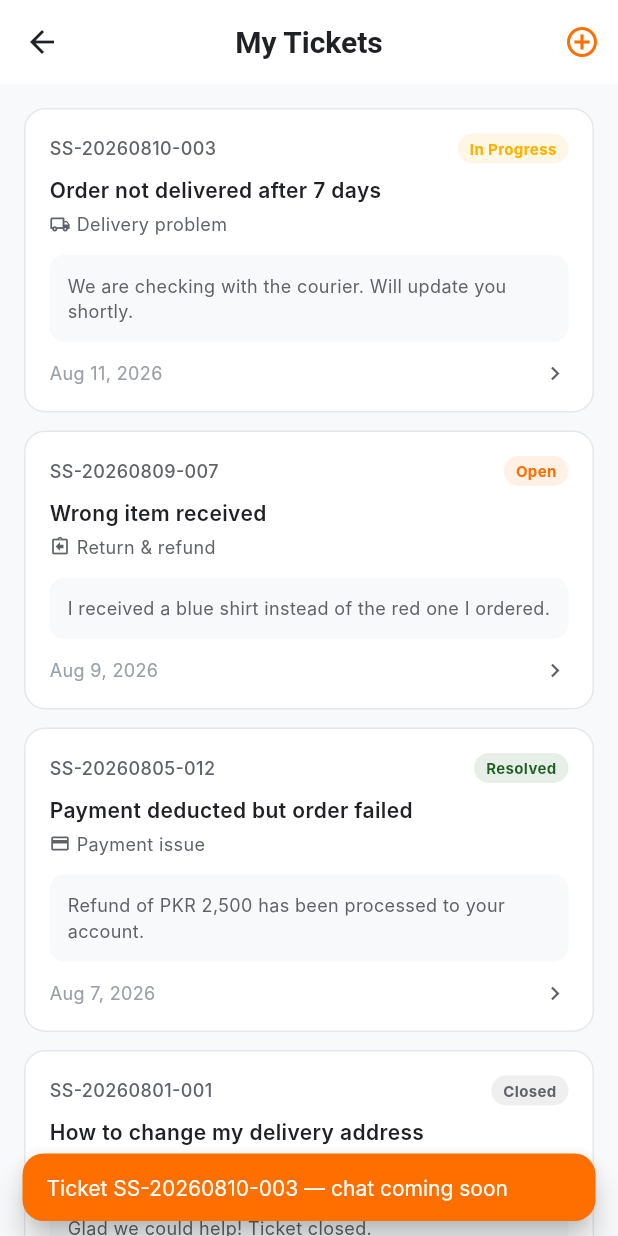
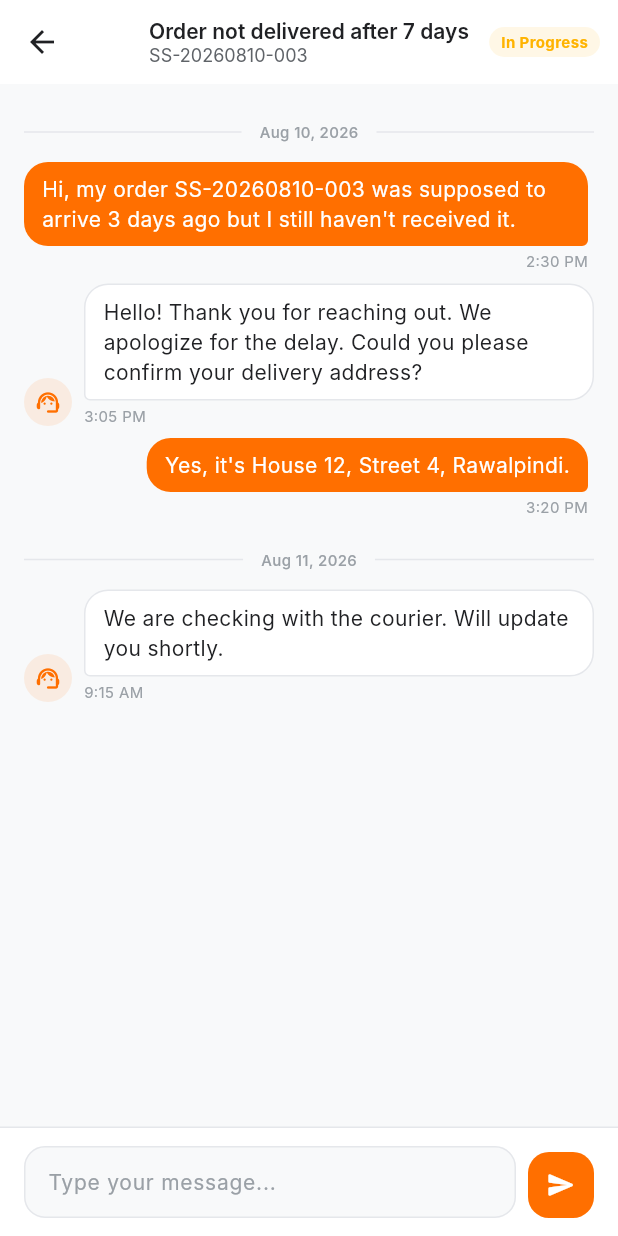
Before and after one commit to nahy1061/softstore_buyer_app, a Flutter app: the TicketsListScreen screen opened by its route, after a tap on "SS-20260810-003", on a phone screen of 412 x 824 dp. Run offline on Flutter 3.47's test engine with Material 3 defaults, Android fonts, the phone set to English and light mode, and no system bars; our stand-ins replace connectivity_plus, cookie_jar, dio, dio_cookie_manager, equatable, flutter_bloc and 3 more; accounts and stored records are empty; Roboto replaces fonts that are missing (Google Sans, Inter).

Commit message:
feat(support): add Ticket Chat screen with message bubbles and mock replies

```diff
--- a/lib/app/router.dart
+++ b/lib/app/router.dart
@@ -18,6 +18,8 @@ import '../features/support/presentation/screens/faq_screen.dart';
 import '../features/support/presentation/screens/contact_support_screen.dart';
 import '../features/support/presentation/screens/support_hub_screen.dart';
 import '../features/support/presentation/screens/tickets_list_screen.dart';
+import '../features/support/presentation/screens/ticket_chat_screen.dart';
+import '../features/support/models/ticket_model.dart';
 
 // Placeholder screens (will be replaced with actual screens)
 class PlaceholderScreen extends StatelessWidget {
@@ -81,6 +83,7 @@ abstract final class AppRoutes {
   static const String supportFaq = '/support/faq';
   static const String supportContact = '/support/contact';
   static const String supportTickets = '/support/tickets';
+  static const String supportTicketChat = '/support/tickets/:id';
 }
 
 final GoRouter goRouter = GoRouter(
@@ -258,6 +261,19 @@ final GoRouter goRouter = GoRouter(
         GoRoute(
           path: 'tickets',
           builder: (context, state) => const TicketsListScreen(),
+          routes: [
+            GoRoute(
+              path: ':id',
+              builder: (context, state) {
+                final id = state.pathParameters['id'] ?? '';
+                final ticket = kMockTickets.firstWhere(
+                  (t) => t.id == id,
+                  orElse: () => kMockTickets.first,
+                );
+                return TicketChatScreen(ticket: ticket);
+              },
+            ),
+          ],
         ),
       ],
     ),
--- a/lib/features/support/models/ticket_model.dart
+++ b/lib/features/support/models/ticket_model.dart
@@ -1,4 +1,103 @@
 enum TicketStatus { open, inProgress, resolved, closed }
+
+enum MessageSender { buyer, agent }
+
+class TicketMessage {
+  final String id;
+  final String text;
+  final MessageSender sender;
+  final DateTime sentAt;
+
+  const TicketMessage({
+    required this.id,
+    required this.text,
+    required this.sender,
+    required this.sentAt,
+  });
+}
+
+final Map<String, List<TicketMessage>> kMockMessages = {
+  'SS-20260810-003': [
+    TicketMessage(
+      id: 'm1',
+      text: 'Hi, my order SS-20260810-003 was supposed to arrive 3 days ago but I still haven\'t received it.',
+      sender: MessageSender.buyer,
+      sentAt: DateTime(2026, 8, 10, 14, 30),
+    ),
+    TicketMessage(
+      id: 'm2',
+      text: 'Hello! Thank you for reaching out. We apologize for the delay. Could you please confirm your delivery address?',
+      sender: MessageSender.agent,
+      sentAt: DateTime(2026, 8, 10, 15, 5),
+    ),
+    TicketMessage(
+      id: 'm3',
+      text: 'Yes, it\'s House 12, Street 4, Rawalpindi.',
+      sender: MessageSender.buyer,
+      sentAt: DateTime(2026, 8, 10, 15, 20),
+    ),
+    TicketMessage(
+      id: 'm4',
+      text: 'We are checking with the courier. Will update you shortly.',
+      sender: MessageSender.agent,
+      sentAt: DateTime(2026, 8, 11, 9, 15),
+    ),
+  ],
+  'SS-20260809-007': [
+    TicketMessage(
+      id: 'm1',
+      text: 'I received a blue shirt instead of the red one I ordered. Order #SS-20260809-007.',
+      sender: MessageSender.buyer,
+      sentAt: DateTime(2026, 8, 9, 11, 0),
+    ),
+  ],
+  'SS-20260805-012': [
+    TicketMessage(
+      id: 'm1',
+      text: 'My payment of PKR 2,500 was deducted but my order shows as failed.',
+      sender: MessageSender.buyer,
+      sentAt: DateTime(2026, 8, 5, 16, 45),
+    ),
+    TicketMessage(
+      id: 'm2',
+      text: 'We have verified the transaction. A refund has been initiated to your account.',
+      sender: MessageSender.agent,
+      sentAt: DateTime(2026, 8, 6, 10, 0),
+    ),
+    TicketMessage(
+      id: 'm3',
+      text: 'Refund of PKR 2,500 has been processed to your account.',
+      sender: MessageSender.agent,
+      sentAt: DateTime(2026, 8, 7, 10, 0),
+    ),
+  ],
+  'SS-20260801-001': [
+    TicketMessage(
+      id: 'm1',
+      text: 'How can I change my delivery address after placing an order?',
+      sender: MessageSender.buyer,
+      sentAt: DateTime(2026, 8, 1, 9, 20),
+    ),
+    TicketMessage(
+      id: 'm2',
+      text: 'You can update your delivery address from Profile → Addresses before the order is shipped.',
+      sender: MessageSender.agent,
+      sentAt: DateTime(2026, 8, 2, 9, 0),
+    ),
+    TicketMessage(
+      id: 'm3',
+      text: 'Perfect, thank you!',
+      sender: MessageSender.buyer,
+      sentAt: DateTime(2026, 8, 2, 14, 0),
+    ),
+    TicketMessage(
+      id: 'm4',
+      text: 'Glad we could help! Ticket closed.',
+      sender: MessageSender.agent,
+      sentAt: DateTime(2026, 8, 2, 14, 30),
+    ),
+  ],
+};
 
 class Ticket {
   final String id;
--- /dev/null
+++ b/lib/features/support/presentation/screens/ticket_chat_screen.dart
@@ -0,0 +1,482 @@
+import 'package:flutter/material.dart';
+import '../../../../core/theme/app_colors.dart';
+import '../../../../core/theme/app_dimensions.dart';
+import '../../../../core/theme/app_spacing.dart';
+import '../../../../core/theme/app_typography.dart';
+import '../../models/ticket_model.dart';
+
+class TicketChatScreen extends StatefulWidget {
+  final Ticket ticket;
+
+  const TicketChatScreen({super.key, required this.ticket});
+
+  @override
+  State<TicketChatScreen> createState() => _TicketChatScreenState();
+}
+
+class _TicketChatScreenState extends State<TicketChatScreen> {
+  final _messageController = TextEditingController();
+  final _scrollController = ScrollController();
+  late List<TicketMessage> _messages;
+  bool _isSending = false;
+
+  @override
+  void initState() {
+    super.initState();
+    _messages = List.from(kMockMessages[widget.ticket.id] ?? []);
+    WidgetsBinding.instance.addPostFrameCallback((_) => _scrollToBottom());
+  }
+
+  @override
+  void dispose() {
+    _messageController.dispose();
+    _scrollController.dispose();
+    super.dispose();
+  }
+
+  void _scrollToBottom() {
+    if (_scrollController.hasClients) {
+      _scrollController.animateTo(
+        _scrollController.position.maxScrollExtent,
+        duration: const Duration(milliseconds: 300),
+        curve: Curves.easeOut,
+      );
+    }
+  }
+
+  Future<void> _sendMessage() async {
+    final text = _messageController.text.trim();
+    if (text.isEmpty) return;
+
+    setState(() {
+      _messages.add(TicketMessage(
+        id: 'm${_messages.length + 1}',
+        text: text,
+        sender: MessageSender.buyer,
+        sentAt: DateTime.now(),
+      ));
+      _isSending = true;
+    });
+
+    _messageController.clear();
+
+    WidgetsBinding.instance.addPostFrameCallback((_) => _scrollToBottom());
+
+    // Simulate agent reply after short delay
+    await Future.delayed(const Duration(seconds: 2));
+    if (!mounted) return;
+
+    setState(() {
+      _messages.add(TicketMessage(
+        id: 'm${_messages.length + 1}',
+        text: 'Thank you for your message. Our team will review and get back to you shortly.',
+        sender: MessageSender.agent,
+        sentAt: DateTime.now(),
+      ));
+      _isSending = false;
+    });
+
+    WidgetsBinding.instance.addPostFrameCallback((_) => _scrollToBottom());
+  }
+
+  @override
+  Widget build(BuildContext context) {
+    final isClosed = widget.ticket.status == TicketStatus.closed ||
+        widget.ticket.status == TicketStatus.resolved;
+
+    return Scaffold(
+      backgroundColor: AppColors.background,
+      appBar: AppBar(
+        backgroundColor: Colors.white,
+        leading: BackButton(color: AppColors.textPrimary),
+        title: Column(
+          crossAxisAlignment: CrossAxisAlignment.start,
+          children: [
+            Text(
+              widget.ticket.subject,
+              style: AppTypography.bodyMedium.copyWith(
+                color: AppColors.textPrimary,
+                fontWeight: FontWeight.w600,
+              ),
+              maxLines: 1,
+              overflow: TextOverflow.ellipsis,
+            ),
+            Text(
+              widget.ticket.id,
+              style: AppTypography.bodySmall.copyWith(
+                color: AppColors.textSecondary,
+              ),
+            ),
+          ],
+        ),
+        actions: [
+          Padding(
+            padding: const EdgeInsets.only(right: AppSpacing.md),
+            child: _StatusChip(status: widget.ticket.status),
+          ),
+        ],
+      ),
+      body: Column(
+        children: [
+          Expanded(
+            child: ListView.builder(
+              controller: _scrollController,
+              physics: const AlwaysScrollableScrollPhysics(),
+              padding: const EdgeInsets.symmetric(
+                horizontal: AppSpacing.lg,
+                vertical: AppSpacing.md,
+              ),
+              itemCount: _messages.length,
+              itemBuilder: (context, index) {
+                final message = _messages[index];
+                final isFirst = index == 0;
+                final showDateSeparator = isFirst ||
+                    !_isSameDay(
+                      _messages[index - 1].sentAt,
+                      message.sentAt,
+                    );
+
+                return Column(
+                  children: [
+                    if (showDateSeparator) _DateSeparator(date: message.sentAt),
+                    _ChatBubble(message: message),
+                  ],
+                );
+              },
+            ),
+          ),
+
+          // Typing indicator
+          if (_isSending)
+            Padding(
+              padding: const EdgeInsets.symmetric(
+                horizontal: AppSpacing.lg,
+                vertical: AppSpacing.xs,
+              ),
+              child: Row(
+                children: [
+                  Container(
+                    width: 32,
+                    height: 32,
+                    decoration: BoxDecoration(
+                      color: AppColors.primary.withValues(alpha: 0.1),
+                      shape: BoxShape.circle,
+                    ),
+                    child: const Icon(
+                      Icons.support_agent_rounded,
+                      color: AppColors.primary,
+                      size: 18,
+                    ),
+                  ),
+                  const SizedBox(width: AppSpacing.sm),
+                  Container(
+                    padding: const EdgeInsets.symmetric(
+                      horizontal: AppSpacing.md,
+                      vertical: AppSpacing.sm,
+                    ),
+                    decoration: BoxDecoration(
+                      color: Colors.white,
+                      borderRadius: AppDimensions.radiusMd,
+                      border: Border.all(color: AppColors.divider),
+                    ),
+                    child: Text(
+                      'Agent is typing...',
+                      style: AppTypography.bodySmall.copyWith(
+                        color: AppColors.textSecondary,
+                        fontStyle: FontStyle.italic,
+                      ),
+                    ),
+                  ),
+                ],
+              ),
+            ),
+
+          // Input or closed banner
+          isClosed ? _buildClosedBanner() : _buildMessageInput(),
+        ],
+      ),
+    );
+  }
+
+  Widget _buildMessageInput() {
+    return Container(
+      padding: EdgeInsets.only(
+        left: AppSpacing.lg,
+        right: AppSpacing.lg,
+        top: AppSpacing.md,
+        bottom: MediaQuery.of(context).viewInsets.bottom + AppSpacing.md,
+      ),
+      decoration: BoxDecoration(
+        color: Colors.white,
+        border: Border(top: BorderSide(color: AppColors.divider)),
+      ),
+      child: Row(
+        crossAxisAlignment: CrossAxisAlignment.end,
+        children: [
+          Expanded(
+            child: TextField(
+              controller: _messageController,
+              maxLines: 4,
+              minLines: 1,
+              textCapitalization: TextCapitalization.sentences,
+              style: AppTypography.bodyMedium.copyWith(
+                color: AppColors.textPrimary,
+              ),
+              decoration: InputDecoration(
+                hintText: 'Type your message...',
+                hintStyle: AppTypography.bodyMedium.copyWith(
+                  color: AppColors.textDisabled,
+                ),
+                filled: true,
+                fillColor: AppColors.background,
+                contentPadding: const EdgeInsets.symmetric(
+                  horizontal: AppSpacing.md,
+                  vertical: AppSpacing.sm,
+                ),
+                border: OutlineInputBorder(
+                  borderRadius: AppDimensions.radiusMd,
+                  borderSide: const BorderSide(color: AppColors.divider),
+                ),
+                enabledBorder: OutlineInputBorder(
+                  borderRadius: AppDimensions.radiusMd,
+                  borderSide: const BorderSide(color: AppColors.divider),
+                ),
+                focusedBorder: OutlineInputBorder(
+                  borderRadius: AppDimensions.radiusMd,
+                  borderSide: const BorderSide(
+                    color: AppColors.primary,
+                    width: 1.5,
+                  ),
+                ),
+              ),
+            ),
+          ),
+          const SizedBox(width: AppSpacing.sm),
+          Container(
+            width: 44,
+            height: 44,
+            decoration: BoxDecoration(
+              color: AppColors.primary,
+              borderRadius: AppDimensions.radiusMd,
+            ),
+            child: IconButton(
+              onPressed: _isSending ? null : _sendMessage,
+              icon: const Icon(Icons.send_rounded, color: Colors.white, size: 20),
+              padding: EdgeInsets.zero,
+            ),
+          ),
+        ],
+      ),
+    );
+  }
+
+  Widget _buildClosedBanner() {
+    final isResolved = widget.ticket.status == TicketStatus.resolved;
+    return Container(
+      width: double.infinity,
+      padding: const EdgeInsets.all(AppSpacing.lg),
+      decoration: BoxDecoration(
+        color: Colors.white,
+        border: Border(top: BorderSide(color: AppColors.divider)),
+      ),
+      child: Row(
+        mainAxisAlignment: MainAxisAlignment.center,
+        children: [
+          Icon(
+            isResolved ? Icons.check_circle_rounded : Icons.lock_outline,
+            size: 16,
+            color: isResolved ? AppColors.success : AppColors.textSecondary,
+          ),
+          const SizedBox(width: AppSpacing.sm),
+          Text(
+            isResolved
+                ? 'This ticket has been resolved'
+                : 'This ticket is closed',
+            style: AppTypography.bodySmall.copyWith(
+              color: isResolved ? AppColors.success : AppColors.textSecondary,
+            ),
+          ),
+        ],
+      ),
+    );
+  }
+
+  bool _isSameDay(DateTime a, DateTime b) =>
+      a.year == b.year && a.month == b.month && a.day == b.day;
+}
+
+class _ChatBubble extends StatelessWidget {
+  final TicketMessage message;
+
+  const _ChatBubble({required this.message});
+
+  @override
+  Widget build(BuildContext context) {
+    final isBuyer = message.sender == MessageSender.buyer;
+
+    return Padding(
+      padding: const EdgeInsets.only(bottom: AppSpacing.sm),
+      child: Row(
+        mainAxisAlignment:
+            isBuyer ? MainAxisAlignment.end : MainAxisAlignment.start,
+        crossAxisAlignment: CrossAxisAlignment.end,
+        children: [
+          if (!isBuyer) ...[
+            Container(
+              width: 32,
+              height: 32,
+              decoration: BoxDecoration(
+                color: AppColors.primary.withValues(alpha: 0.1),
+                shape: BoxShape.circle,
+              ),
+              child: const Icon(
+                Icons.support_agent_rounded,
+                color: AppColors.primary,
+                size: 18,
+              ),
+            ),
+            const SizedBox(width: AppSpacing.sm),
+          ],
+          Flexible(
+            child: Column(
+              crossAxisAlignment:
+                  isBuyer ? CrossAxisAlignment.end : CrossAxisAlignment.start,
+              children: [
+                Container(
+                  padding: const EdgeInsets.symmetric(
+                    horizontal: AppSpacing.md,
+                    vertical: AppSpacing.sm,
+                  ),
+                  decoration: BoxDecoration(
+                    color: isBuyer ? AppColors.primary : Colors.white,
+                    borderRadius: BorderRadius.only(
+                      topLeft: const Radius.circular(16),
+                      topRight: const Radius.circular(16),
+                      bottomLeft: Radius.circular(isBuyer ? 16 : 4),
+                      bottomRight: Radius.circular(isBuyer ? 4 : 16),
+                    ),
+                    border: isBuyer
+                        ? null
+                        : Border.all(color: AppColors.divider),
+                  ),
+                  child: Text(
+                    message.text,
+                    style: AppTypography.bodyMedium.copyWith(
+                      color: isBuyer ? Colors.white : AppColors.textPrimary,
+                    ),
+                  ),
+                ),
+                const SizedBox(height: 3),
+                Text(
+                  _formatTime(message.sentAt),
+                  style: AppTypography.bodySmall.copyWith(
+                    color: AppColors.textDisabled,
+                    fontSize: 10,
+                  ),
+                ),
+              ],
+            ),
+          ),
+          if (isBuyer) const SizedBox(width: AppSpacing.xs),
+        ],
+      ),
+    );
+  }
+
+  String _formatTime(DateTime dt) {
+    final hour = dt.hour > 12
+        ? dt.hour - 12
+        : dt.hour == 0
+            ? 12
+            : dt.hour;
+    final min = dt.minute.toString().padLeft(2, '0');
+    final ampm = dt.hour >= 12 ? 'PM' : 'AM';
+    return '$hour:$min $ampm';
+  }
+}
+
+class _DateSeparator extends StatelessWidget {
+  final DateTime date;
+
+  const _DateSeparator({required this.date});
+
+  @override
+  Widget build(BuildContext context) {
+    return Padding(
+      padding: const EdgeInsets.symmetric(vertical: AppSpacing.md),
+      child: Row(
+        children: [
+          const Expanded(child: Divider(color: AppColors.divider)),
+          Padding(
+            padding: const EdgeInsets.symmetric(horizontal: AppSpacing.md),
+            child: Text(
+              _formatDate(date),
+              style: AppTypography.labelSmall.copyWith(
+                color: AppColors.textDisabled,
+              ),
+            ),
+          ),
+          const Expanded(child: Divider(color: AppColors.divider)),
+        ],
+      ),
+    );
+  }
+
+  String _formatDate(DateTime dt) {
+    const months = [
+      '', 'Jan', 'Feb', 'Mar', 'Apr', 'May', 'Jun',
+      'Jul', 'Aug', 'Sep', 'Oct', 'Nov', 'Dec',
+    ];
+    return '${months[dt.month]} ${dt.day}, ${dt.year}';
+  }
+}
+
+class _StatusChip extends StatelessWidget {
+  final TicketStatus status;
+
+  const _StatusChip({required this.status});
+
+  @override
+  Widget build(BuildContext context) {
+    return Container(
+      padding: const EdgeInsets.symmetric(horizontal: AppSpacing.sm, vertical: 3),
+      decoration: BoxDecoration(
+        color: _color.withValues(alpha: 0.1),
+        borderRadius: BorderRadius.circular(12),
+      ),
+      child: Text(
+        _label,
+        style: AppTypography.labelSmall.copyWith(
+          color: _color,
+          fontWeight: FontWeight.w700,
+        ),
+      ),
+    );
+  }
+
+  String get _label {
+    switch (status) {
+      case TicketStatus.open:
+        return 'Open';
+      case TicketStatus.inProgress:
+        return 'In Progress';
+      case TicketStatus.resolved:
+        return 'Resolved';
+      case TicketStatus.closed:
+        return 'Closed';
+    }
+  }
+
+  Color get _color {
+    switch (status) {
+      case TicketStatus.open:
+        return AppColors.primary;
+      case TicketStatus.inProgress:
+        return AppColors.statusPending;
+      case TicketStatus.resolved:
+        return AppColors.success;
+      case TicketStatus.closed:
+        return AppColors.textSecondary;
+    }
+  }
+}
--- a/lib/features/support/presentation/screens/tickets_list_screen.dart
+++ b/lib/features/support/presentation/screens/tickets_list_screen.dart
@@ -124,16 +124,7 @@ class _TicketsListScreenState extends State<TicketsListScreen> {
           final ticket = _tickets[index];
           return _TicketCard(
             ticket: ticket,
-            onTap: () {
-              // Will navigate to ticket chat in Feature 5
-              ScaffoldMessenger.of(context).showSnackBar(
-                SnackBar(
-                  content: Text('Ticket ${ticket.id} — chat coming soon'),
-                  backgroundColor: AppColors.primary,
-                  duration: const Duration(seconds: 1),
-                ),
-              );
-            },
+            onTap: () => context.push('/support/tickets/${ticket.id}'),
           );
         },
       ),
```
